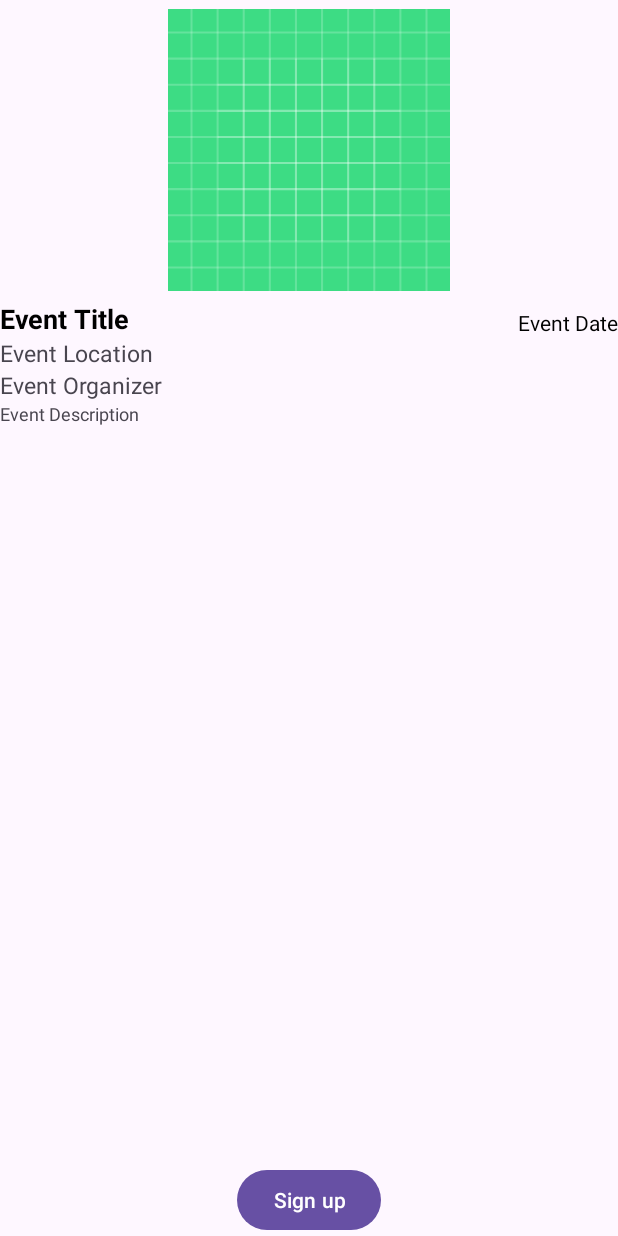
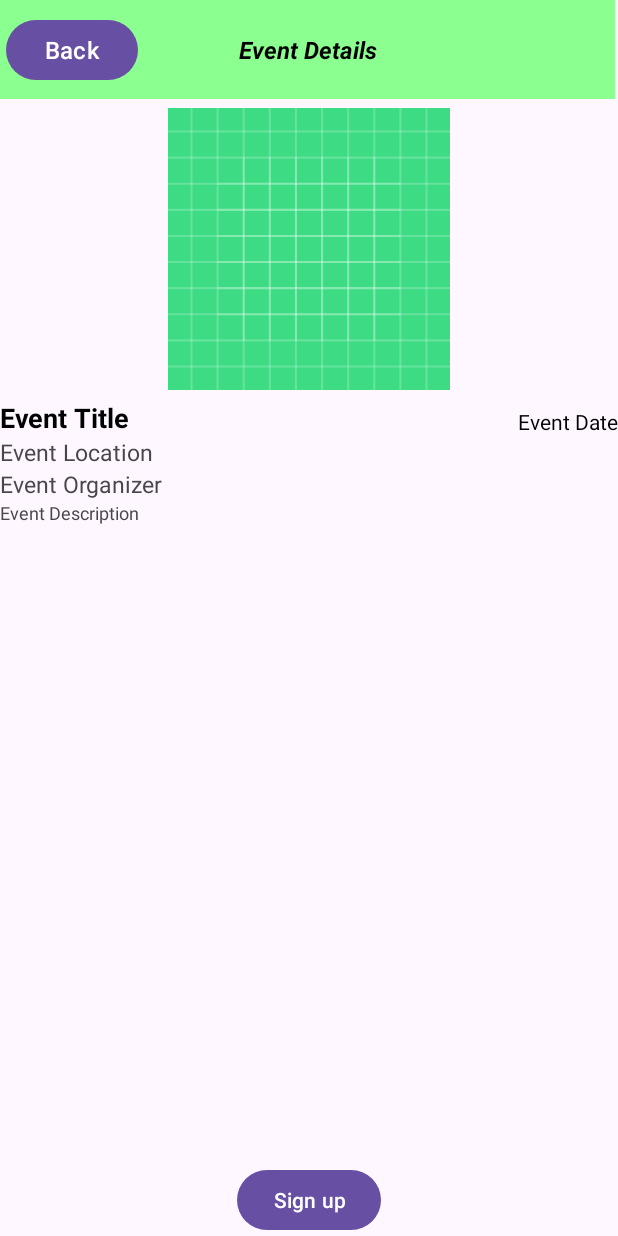
Before and after one commit to CMPUT301W24T53/Git-It-Done, an Android app: the EventDetailsPageActivity screen opened directly, with no data from a screen before it, on a phone screen of 412 x 824 dp. Run offline under Robolectric (Android 15) with nearby library versions, the phone set to English and light mode, and no system bars; our stand-ins replace Firebase (no records; nobody signed in at launch, a user with empty details on screens opened directly); 1 statement that could not run was skipped.

Commit message:
Added back buttons, fixed some display issures and changed the event sign up procedure

```diff
--- a/app/src/main/java/com/example/gidevents/AdminBrowseProfilesActivity.java
+++ b/app/src/main/java/com/example/gidevents/AdminBrowseProfilesActivity.java
@@ -44,8 +44,7 @@ public class AdminBrowseProfilesActivity extends AppCompatActivity {
         listView.setAdapter(adapter);
         Button backBtn = (Button) findViewById(R.id.back_button);
         backBtn.setOnClickListener(v -> {
-            Intent intent = new Intent(AdminBrowseProfilesActivity.this, UserProfileDetailsPage.class);
-            startActivity(intent);
+            finish();
         });
 
         listView.setOnItemClickListener(new AdapterView.OnItemClickListener() {
--- a/app/src/main/java/com/example/gidevents/AttendeeActivity.java
+++ b/app/src/main/java/com/example/gidevents/AttendeeActivity.java
@@ -26,6 +26,12 @@ public class AttendeeActivity extends AppCompatActivity {
         Button notifBtn = (Button) findViewById(R.id.notificationButton);
         Button profileEditBtn = (Button) findViewById(R.id.profileEditButton);
         Button browseEventsBtn = (Button) findViewById(R.id.browseEventsButton);
+        Button backBtn = (Button) findViewById(R.id.back_button);
+
+
+        backBtn.setOnClickListener(v -> {
+            finish();
+        });
 
         checkInBtn.setOnClickListener(v -> {
             Intent intent = new Intent(AttendeeActivity.this, ScanQRCodeActivity.class);
--- a/app/src/main/java/com/example/gidevents/UserProfileDetailsPage.java
+++ b/app/src/main/java/com/example/gidevents/UserProfileDetailsPage.java
@@ -71,6 +71,10 @@ public class UserProfileDetailsPage extends AppCompatActivity {
                 genderTextView.setText("Gender: "+ userDetails.getGender());
                 birthdayTextView.setText("Birthday: "+ userDetails.getBirthday());
 
+                Button backBtn = (Button) findViewById(R.id.back_button);
+                backBtn.setOnClickListener(v -> {
+                    finish();
+                });
 
 
 
--- a/app/src/main/res/layout/event_details_page.xml
+++ b/app/src/main/res/layout/event_details_page.xml
@@ -4,6 +4,34 @@
     android:layout_height="match_parent"
     xmlns:app="http://schemas.android.com/apk/res-auto"
     >
+    <TextView
+        android:id="@+id/event_details_text"
+        android:layout_width="410dp"
+        android:layout_height="66dp"
+        android:background="#8BFF8F"
+        android:gravity="center"
+        android:padding="10dp"
+        android:shadowColor="#76FF7C"
+        android:text="Event Details"
+        android:textColor="@color/black"
+        android:textSize="16sp"
+        android:textStyle="bold|italic"
+        app:layout_constraintStart_toStartOf="parent"
+        app:layout_constraintTop_toTopOf="parent">
+
+    </TextView>
+    <Button
+        android:id="@+id/back_button"
+        android:layout_width="wrap_content"
+        android:layout_height="wrap_content"
+        android:layout_marginStart="4dp"
+        android:text="@string/back_button"
+        android:textAlignment="center"
+        android:textAllCaps="false"
+        android:textSize="16sp"
+        app:layout_constraintBottom_toBottomOf="@+id/event_details_text"
+        app:layout_constraintStart_toStartOf="parent"
+        app:layout_constraintTop_toTopOf="parent" />
     <ImageView
         android:id="@+id/poster"
         android:layout_width="match_parent"
@@ -11,7 +39,7 @@
         android:padding="6dp"
         android:src="@drawable/ic_launcher_background"
         app:layout_constraintEnd_toEndOf="parent"
-        app:layout_constraintTop_toTopOf="parent">
+        app:layout_constraintTop_toBottomOf="@+id/event_details_text">
     </ImageView>
 
     <TextView
```
Also changed, not shown: app/src/main/java/com/example/gidevents/EventDetailsPageActivity.java (+12 -54 lines), app/src/main/java/com/example/gidevents/EventsAdapter.java (+6 -4 lines), app/src/main/res/layout/attendee_main.xml (+12 -0 lines), app/src/main/res/layout/event_display.xml (+21 -19 lines), app/src/main/res/layout/user_profile_details_page.xml (+29 -1 lines).
